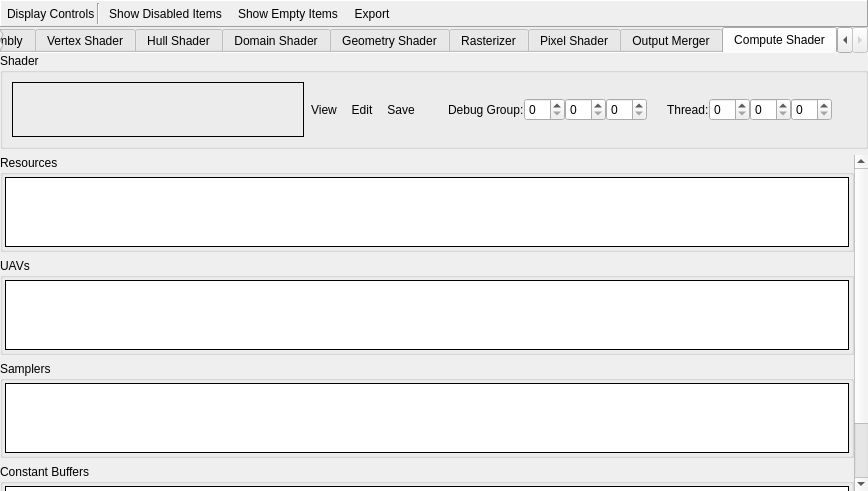
First picture: the form in qrenderdoc/Windows/PipelineState/D3D12PipelineStateViewer.ui, repository baldurk/renderdoc, before the edit.
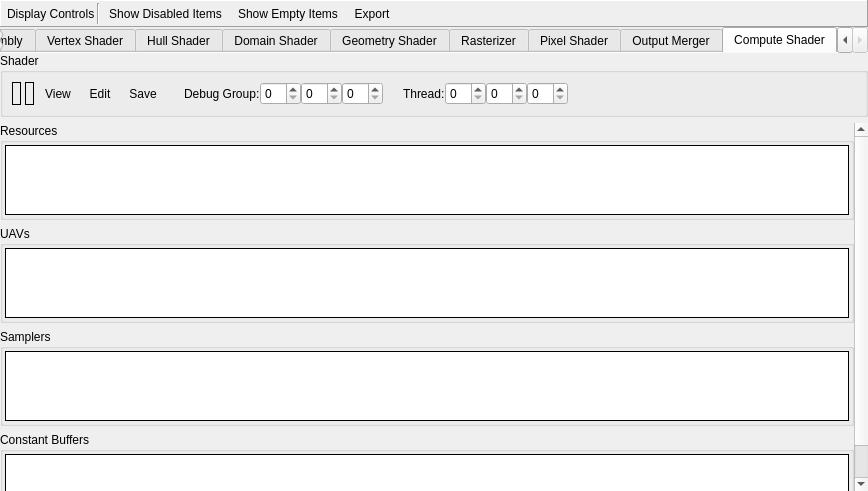
Second picture: the form after the edit. The open tabs and pages were chosen to show the change. Icons and pictures are not drawn. Custom widgets are drawn as their Qt base class.

Commit message:
Add extra elements to pipeline viewer to display hidden state objects
* For example state objects on D3D11, or render pass on Vulkan.
* These are all properly resource-linked.

Diff of the .ui file:
```diff
--- a/qrenderdoc/Windows/PipelineState/D3D12PipelineStateViewer.ui
+++ b/qrenderdoc/Windows/PipelineState/D3D12PipelineStateViewer.ui
@@ -3635,17 +3635,14 @@
           <string>Shader</string>
          </property>
          <layout class="QHBoxLayout" name="horizontalLayout_8">
+          <property name="spacing">
+           <number>0</number>
+          </property>
           <item>
            <widget class="QFrame" name="csShaderControlsFrame">
-            <property name="sizePolicy">
-             <sizepolicy hsizetype="Preferred" vsizetype="MinimumExpanding">
-              <horstretch>0</horstretch>
-              <verstretch>0</verstretch>
-             </sizepolicy>
-            </property>
             <layout class="QHBoxLayout" name="horizontalLayout_29">
              <property name="spacing">
-              <number>0</number>
+              <number>4</number>
              </property>
              <property name="leftMargin">
               <number>0</number>
@@ -3659,32 +3656,18 @@
              <property name="bottomMargin">
               <number>0</number>
              </property>
+             <item>
+              <widget class="RDLabel" name="csRootSig">
+               <property name="frameShape">
+                <enum>QFrame::Box</enum>
+               </property>
+              </widget>
+             </item>
              <item>
               <widget class="RDLabel" name="csShader">
-               <property name="sizePolicy">
-                <sizepolicy hsizetype="Preferred" vsizetype="Preferred">
-                 <horstretch>0</horstretch>
-                 <verstretch>0</verstretch>
-                </sizepolicy>
-               </property>
-               <property name="minimumSize">
-                <size>
-                 <width>250</width>
-                 <height>0</height>
-                </size>
-               </property>
-               <property name="cursor">
-                <cursorShape>PointingHandCursor</cursorShape>
-               </property>
-               <property name="toolTip">
-                <string>Open Shader Source</string>
-               </property>
                <property name="frameShape">
                 <enum>QFrame::Box</enum>
                </property>
-               <property name="text">
-                <string/>
-               </property>
               </widget>
              </item>
              <item>
@@ -3755,12 +3738,6 @@
           </item>
           <item>
            <widget class="QFrame" name="csDebugFrame">
-            <property name="sizePolicy">
-             <sizepolicy hsizetype="Preferred" vsizetype="MinimumExpanding">
-              <horstretch>0</horstretch>
-              <verstretch>0</verstretch>
-             </sizepolicy>
-            </property>
             <layout class="QHBoxLayout" name="horizontalLayout_34">
              <property name="spacing">
               <number>0</number>
@@ -3832,6 +3809,19 @@
             </layout>
            </widget>
           </item>
+          <item>
+           <spacer name="horizontalSpacer_2">
+            <property name="orientation">
+             <enum>Qt::Horizontal</enum>
+            </property>
+            <property name="sizeHint" stdset="0">
+             <size>
+              <width>40</width>
+              <height>20</height>
+             </size>
+            </property>
+           </spacer>
+          </item>
          </layout>
         </widget>
        </item>
@@ -3848,8 +3838,8 @@
            <rect>
             <x>0</x>
             <y>0</y>
-            <width>101</width>
-            <height>338</height>
+            <width>868</width>
+            <height>369</height>
            </rect>
           </property>
           <layout class="QVBoxLayout" name="verticalLayout_15">
```
Left out of the diff: 176 changed lines with no effect on the pictures. The commit also changes 11 other files.
